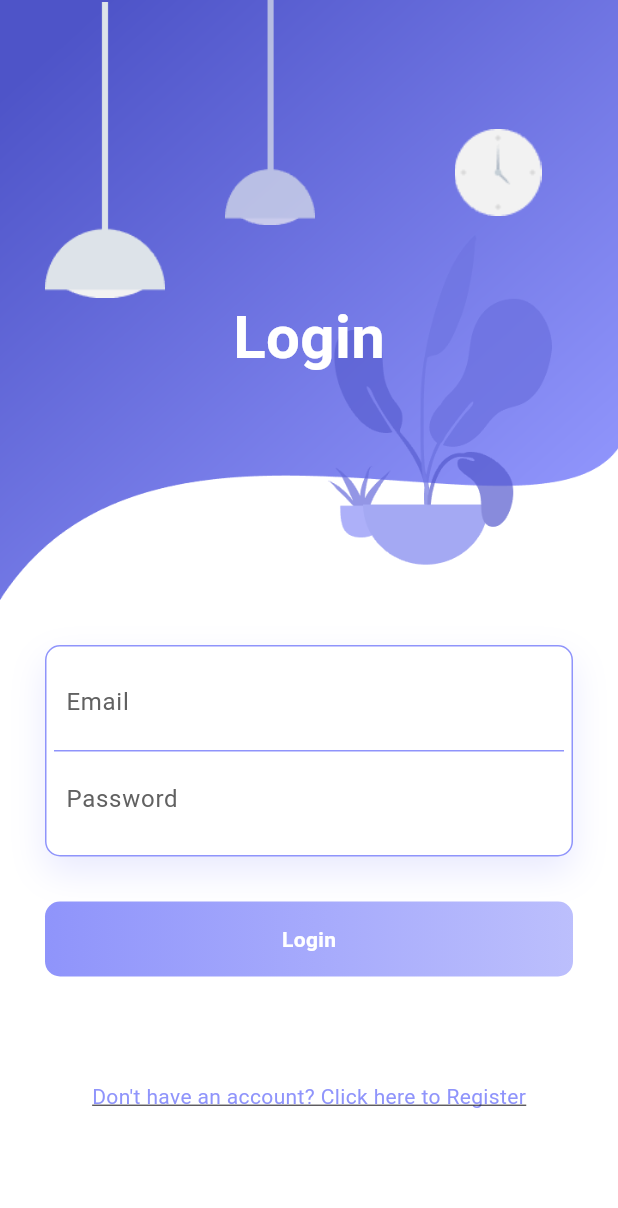
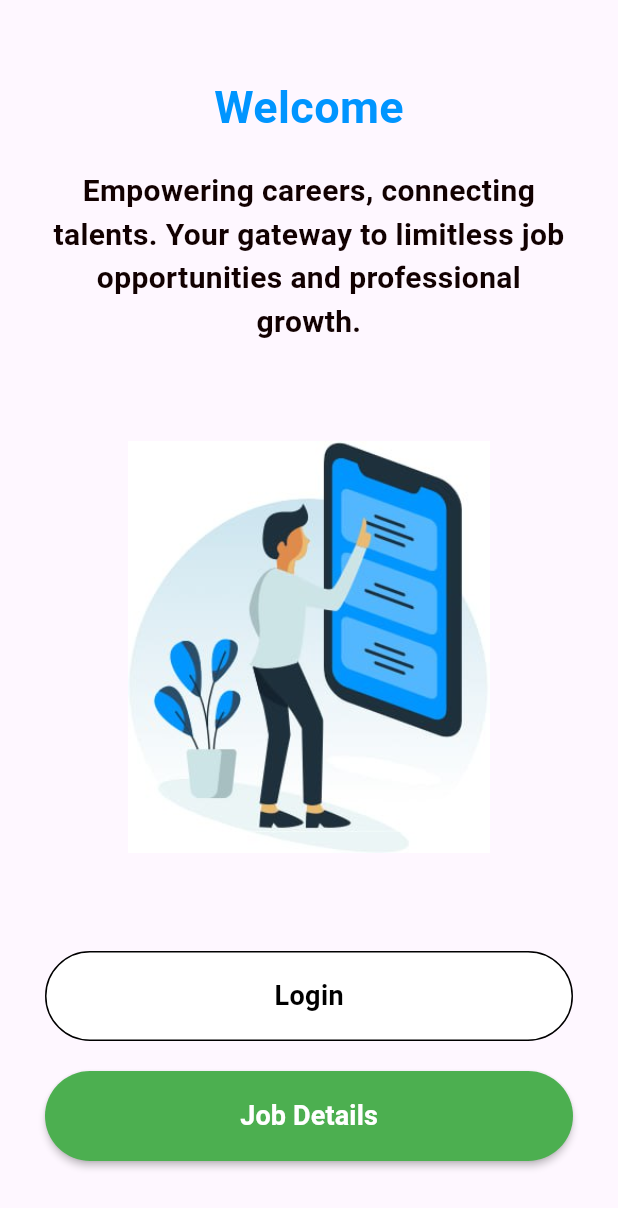
Before and after one commit to Arshad-Codes/job_portal_app, a Flutter app: the screen it shows after launch, on a phone screen of 412 x 824 dp. Shown: the top 1208 px of the screen. Run offline on Flutter 3.47's test engine with Material 3 defaults, Android fonts, the phone set to English and light mode, and no system bars; our stand-ins replace animate_do, cloud_firestore, firebase_auth, firebase_core, firebase_storage, get and 1 more; accounts and stored records are empty.

Commit message:
job details

```diff
--- a/lib/main.dart
+++ b/lib/main.dart
@@ -3,7 +3,7 @@ import 'package:firebase_core/firebase_core.dart';
 import 'package:flutter/material.dart';
 import 'package:get/get.dart';
 import 'package:job_portal_app/firebase_options.dart';
-import 'package:job_portal_app/pages/home_page.dart';
+import 'package:job_portal_app/pages/welcome.dart';
 import 'package:job_portal_app/pages/job_crud.dart';
 import 'package:job_portal_app/pages/login_page.dart';
 import 'package:job_portal_app/resources/job_publisher_provider.dart';
@@ -80,7 +80,7 @@ class MyApp extends StatelessWidget {
               );
             }
 
-            return const LoginPage();
+            return Welcome();
           },
         ),
       ),
--- /dev/null
+++ b/lib/pages/welcome.dart
@@ -0,0 +1,129 @@
+import 'package:flutter/material.dart';
+import 'package:job_portal_app/pages/joblists.dart';
+import 'package:job_portal_app/pages/login_page.dart';
+
+
+class Welcome extends StatefulWidget {
+  @override
+  _WelcomeState createState() => _WelcomeState();
+}
+
+class _WelcomeState extends State<Welcome> {
+  Color buttonTextColor = Colors.black;
+  Color buttonBgColor = Colors.white;
+
+  @override
+  Widget build(BuildContext context) {
+    return Scaffold(
+      body: SafeArea(
+        child: Container(
+          width: double.infinity,
+          height: MediaQuery.of(context).size.height,
+          padding: EdgeInsets.symmetric(horizontal: 30, vertical: 50),
+          child: Column(
+            mainAxisAlignment: MainAxisAlignment.spaceBetween,
+            crossAxisAlignment: CrossAxisAlignment.center,
+            children: <Widget>[
+              Column(
+                children: <Widget>[
+                  Text(
+                    "Welcome",
+                    style: TextStyle(
+                      color: Color(0xff0095FF),
+                      fontWeight: FontWeight.bold,
+                      fontSize: 30,
+                    ),
+                  ),
+                  SizedBox(
+                    height: 20,
+                  ),
+                  Text(
+                    "Empowering careers, connecting talents. Your gateway to limitless job opportunities and professional growth.",
+                    textAlign: TextAlign.center,
+                    style: TextStyle(
+                      color: Color.fromARGB(255, 18, 1, 1),
+                      fontWeight: FontWeight.bold,
+                      fontSize: 20,
+                    ),
+                  )
+                ],
+              ),
+              Container(
+                height: MediaQuery.of(context).size.height / 3,
+                decoration: BoxDecoration(
+                  image: DecorationImage(
+                    image: AssetImage("lib/assets/images/welco.jpg"),
+                  ),
+                ),
+              ),
+              Column(
+                children: <Widget>[
+                  // Login button with hover effect
+                  MouseRegion(
+                    cursor: SystemMouseCursors.click,
+                    child: InkWell(
+                      onTap: () {
+                        Navigator.push(
+                          context,
+                          MaterialPageRoute(
+                            builder: (context) => const LoginPage(),
+                          ),
+                        );
+                      },
+                      child: Container(
+                        width: double.infinity,
+                        height: 60,
+                        decoration: BoxDecoration(
+                          borderRadius: BorderRadius.circular(50),
+                          border: Border.all(color: Colors.black),
+                          color: buttonBgColor,
+                        ),
+                        child: Center(
+                          child: Text(
+                            "Login",
+                            style: TextStyle(
+                              fontWeight: FontWeight.w600,
+                              fontSize: 18,
+                              color: buttonTextColor,
+                            ),
+                          ),
+                        ),
+                      ),
+                    ),
+                  ),
+                  // Signup button
+                  SizedBox(height: 20),
+                  MaterialButton(
+                    minWidth: double.infinity,
+                    height: 60,
+                    onPressed: () {
+                      // Navigate to JobDetailsPage
+                      Navigator.push(
+                        context,
+                        MaterialPageRoute(
+                          builder: (context) => JobList(),
+                        ),
+                      );
+                    },
+                    color: Colors.green, // You can customize the color
+                    shape: RoundedRectangleBorder(
+                      borderRadius: BorderRadius.circular(50),
+                    ),
+                    child: Text(
+                      "Job Details",
+                      style: TextStyle(
+                        color: Colors.white,
+                        fontWeight: FontWeight.w600,
+                        fontSize: 18,
+                      ),
+                    ),
+                  )
+                ],
+              ),
+            ],
+          ),
+        ),
+      ),
+    );
+  }
+}
```
Also changed, not shown: lib/pages/home_page.dart (deleted, +0 -45 lines), lib/pages/job_crud.dart (+24 -17 lines), lib/pages/joblists.dart (added, +15 -0 lines), lib/assets/images/welco.jpg (added).
